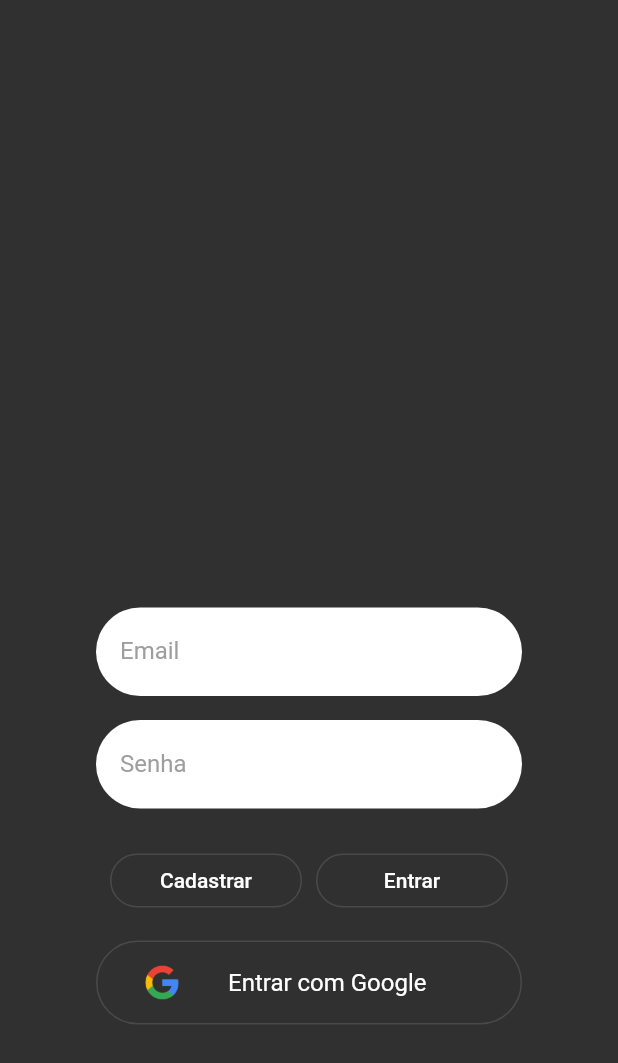
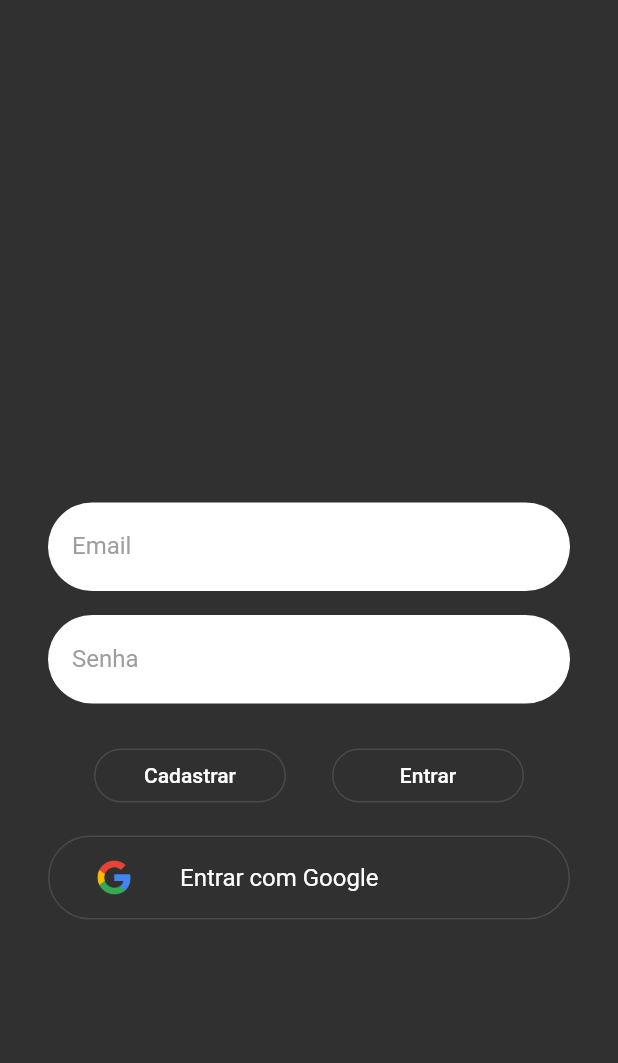
Before and after one commit to RunInBrasil/RunInApp, a Flutter app: the screen it shows after launch, on a phone screen of 412 x 824 dp. Shown: the top 1063 px of the screen. Run offline on Flutter 3.47's test engine with Material 2 defaults, Android fonts, the phone set to English and light mode, and no system bars; our stand-ins replace firebase_auth, firebase_core, firebase_database, google_sign_in; missing offline and left inert: countdown; accounts and stored records are empty; statements that could not run were skipped.

Commit message:
Fix padding issues

```diff
--- a/run_in/lib/login.dart
+++ b/run_in/lib/login.dart
@@ -50,7 +50,7 @@ class _LoginPageState extends State<LoginPageFrame> {
     if (!toRegister) {
       return new Center(
         child: Padding(
-          padding: const EdgeInsets.only(left: 64.0, right: 64.0, top: 256.0),
+          padding: const EdgeInsets.only(left: 32.0, right: 32.0, top: 124.0),
           child: new Column(
             mainAxisAlignment: MainAxisAlignment.center,
             crossAxisAlignment: CrossAxisAlignment.stretch,
@@ -138,7 +138,7 @@ class _LoginPageState extends State<LoginPageFrame> {
                 ],
               ),
               Padding(
-                padding: const EdgeInsets.only(top: 8.0),
+                padding: const EdgeInsets.only(top: 8.0, bottom: 8.0),
                 child: new OutlineButton(
                   shape: new RoundedRectangleBorder(
                     borderRadius: new BorderRadius.circular(32.0),
@@ -159,7 +159,7 @@ class _LoginPageState extends State<LoginPageFrame> {
     } else {
       return new Center(
         child: Padding(
-          padding: const EdgeInsets.only(left: 64.0, right: 64.0, top: 256.0),
+          padding: const EdgeInsets.only(left: 64.0, right: 64.0, top: 21.0),
           child: new Column(
             mainAxisAlignment: MainAxisAlignment.center,
             crossAxisAlignment: CrossAxisAlignment.stretch,
```
